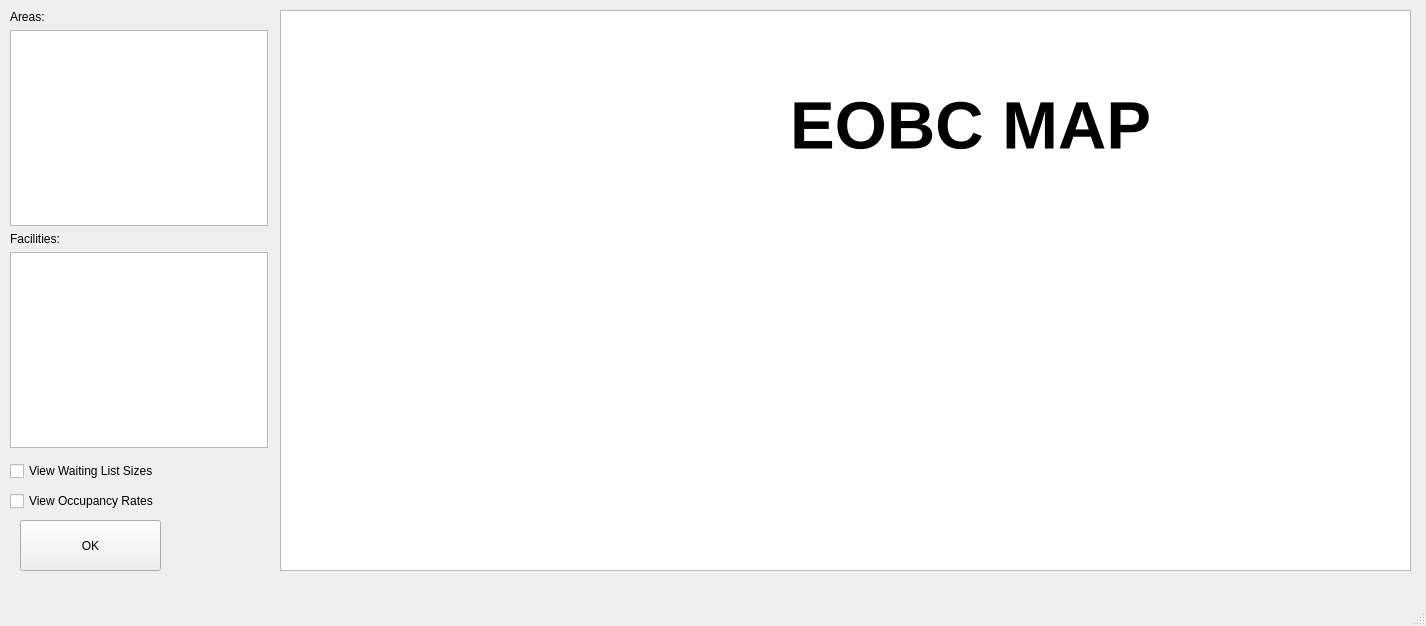
First picture: the form in map.ui, repository hummushaman/EOBCproject, before the edit.
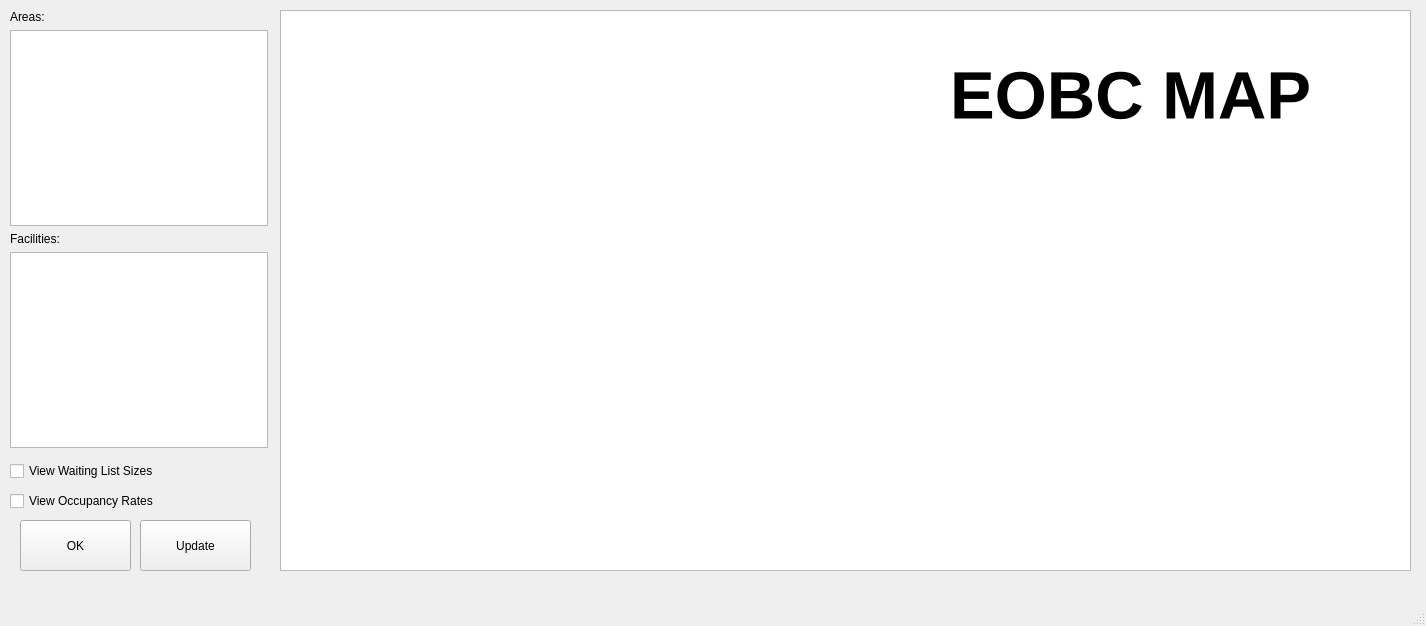
Second picture: the form after the edit.

The edit to the form file:
```diff
--- a/map.ui
+++ b/map.ui
@@ -55,7 +55,7 @@
      <rect>
       <x>20</x>
       <y>520</y>
-      <width>141</width>
+      <width>111</width>
       <height>51</height>
      </rect>
     </property>
@@ -102,8 +102,8 @@
    <widget class="QLabel" name="label_3">
     <property name="geometry">
      <rect>
-      <x>790</x>
-      <y>70</y>
+      <x>950</x>
+      <y>40</y>
       <width>431</width>
       <height>111</height>
      </rect>
@@ -119,6 +119,19 @@
      <string>EOBC MAP</string>
     </property>
    </widget>
+   <widget class="QPushButton" name="updateMapButton">
+    <property name="geometry">
+     <rect>
+      <x>140</x>
+      <y>520</y>
+      <width>111</width>
+      <height>51</height>
+     </rect>
+    </property>
+    <property name="text">
+     <string>Update</string>
+    </property>
+   </widget>
   </widget>
   <widget class="QMenuBar" name="menubar">
    <property name="geometry">
```
Left out of the diff: 2 changed lines with no effect on the pictures.
